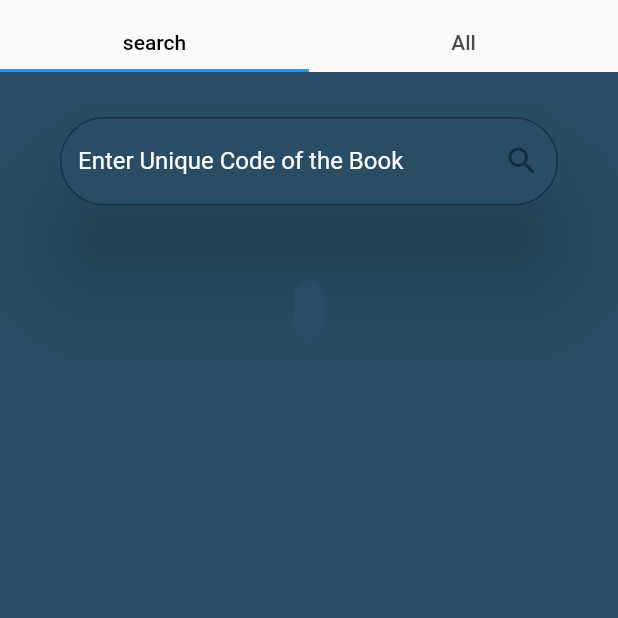
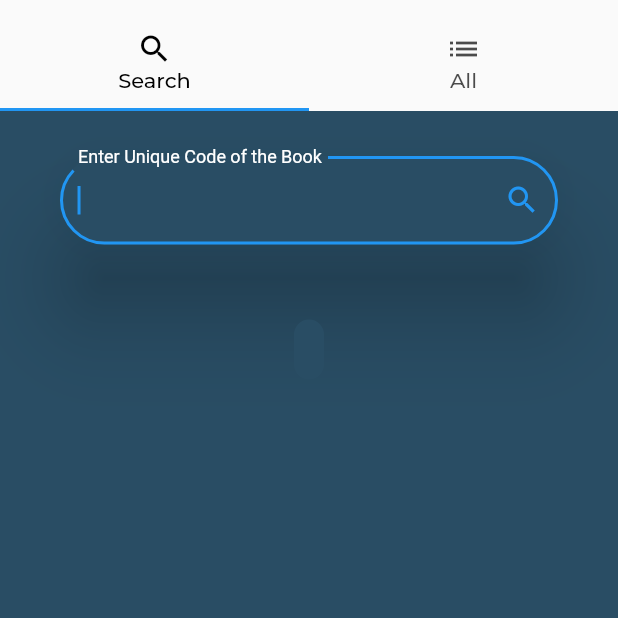
Before and after one commit to Im-gkira/library_management_system, a Flutter app: the IssuedBooks screen opened by its route, on a phone screen of 412 x 824 dp, the top half of it. Run offline on Flutter 3.47's test engine with Material 2 defaults, Android fonts, the phone set to English and light mode, and no system bars; our stand-ins replace auto_size_text, bottom_navy_bar, cloud_firestore, firebase_auth, firebase_core, google_fonts; missing offline and left inert: drawing_animation; accounts and stored records are empty; Roboto replaces fonts that are missing (Poppins).

Commit message:
Complete issued book screen

```diff
--- a/lib/Screens/issued_books_screen.dart
+++ b/lib/Screens/issued_books_screen.dart
@@ -1,5 +1,8 @@
+import 'package:auto_size_text/auto_size_text.dart';
+import 'package:flutter/cupertino.dart';
 import 'package:flutter/material.dart';
 import 'package:cloud_firestore/cloud_firestore.dart';
+import 'package:flutter/rendering.dart';
 import 'package:google_fonts/google_fonts.dart';
 import 'package:library_management_system/components/issued_book_widget.dart';
 import 'package:flutter/services.dart';
@@ -43,18 +46,24 @@ class _IssuedBooksState extends State<IssuedBooks> {
   // This function display the issued book whose unique code is entered if such book exists.
   // The function adds the book widget to the list after it is emptied.
   void viewEnteredBook() async {
-    try{
-      var bookData = await _firestore.collection('issued books').doc(enteredCode).get();
-      if(bookData.data() == null){
+    try {
+      var bookData =
+          await _firestore.collection('issued books').doc(enteredCode).get();
+      if (bookData.data() == null) {
         print('Book Not Found');
-      }
-      else{
+      } else {
         setState(() {
           issuedBookWidgetList = [];
-          issuedBookWidgetList.add(IssuedBookWidget(issuedBookContent: bookData,viewIssuedBooks: viewEnteredBook,),);
+          issuedBookWidgetList.add(Column(
+            children: [
+              IssuedBookWidget(
+                  issuedBookContent: bookData,
+                  viewIssuedBooks: viewEnteredBook),
+            ],
+          ));
         });
       }
-    }catch(e){
+    } catch (e) {
       print(e);
     }
   }
@@ -64,7 +73,6 @@ class _IssuedBooksState extends State<IssuedBooks> {
 
   @override
   void initState() {
-    SystemChrome.setEnabledSystemUIOverlays([SystemUiOverlay.bottom]);
     super.initState();
     _pageController = PageController();
   }
@@ -77,15 +85,30 @@ class _IssuedBooksState extends State<IssuedBooks> {
 
   @override
   Widget build(BuildContext context) {
+    SystemChannels.textInput.invokeMethod('TextInput.hide');
+    SystemChrome.setEnabledSystemUIOverlays([SystemUiOverlay.bottom]);
     return DefaultTabController(
       length: 2,
       child: Scaffold(
+          resizeToAvoidBottomInset: false,
           appBar: TabBar(
             labelPadding: EdgeInsets.only(top: 10.0),
+            labelStyle: GoogleFonts.montserrat(
+                textStyle: TextStyle(
+              fontSize: 14.0,
+              fontWeight: FontWeight.w500,
+            )),
             labelColor: Colors.black,
             tabs: [
-              Tab(text: 'search'),
-              Tab(text: 'All'),
+              Tab(
+                icon: Icon(Icons.search),
+                text: 'Search',
+                iconMargin: EdgeInsets.all(0.0),
+              ),
+              Tab(
+                  icon: Icon(Icons.list),
+                  text: 'All',
+                  iconMargin: EdgeInsets.all(0.0)),
             ],
           ),
           body: TabBarView(
@@ -102,13 +125,16 @@ class _IssuedBooksState extends State<IssuedBooks> {
                 child: Column(
                   children: [
                     Card(
-                      shape: RoundedRectangleBorder(borderRadius: BorderRadius.circular(35.0)),
-                      margin:
-                          EdgeInsets.symmetric(horizontal: 40.0, vertical: 30.0),
+                      shape: RoundedRectangleBorder(
+                          borderRadius: BorderRadius.circular(35.0)),
+                      margin: EdgeInsets.symmetric(
+                          horizontal: 40.0, vertical: 30.0),
                       elevation: 26.0,
                       shadowColor: Colors.black,
                       color: Color(0Xff294D64),
                       child: TextFormField(
+                        autofocus: true,
+                        keyboardAppearance: Brightness.dark,
                         onChanged: (value) {
                           enteredCode = value;
                         },
@@ -119,36 +145,39 @@ class _IssuedBooksState extends State<IssuedBooks> {
                             return null;
                           }
                         },
-
                         keyboardType: TextInputType.number,
                         style: new TextStyle(
                           fontFamily: "Poppins",
                           color: Colors.white,
                         ),
                         decoration: InputDecoration(
-                          suffixIcon: IconButton(icon: Icon(Icons.search),onPressed: viewEnteredBook),
+                          suffixIcon: IconButton(
+                              icon: Icon(Icons.search),
+                              onPressed: viewEnteredBook),
                           labelText: "Enter Unique Code of the Book",
                           labelStyle: TextStyle(
                             color: Colors.white,
                           ),
                           fillColor: Colors.white,
                           border: OutlineInputBorder(
-                            borderRadius:  BorderRadius.circular(35.0),
+                            borderRadius: BorderRadius.circular(35.0),
                             borderSide: BorderSide(),
                           ),
                         ),
                       ),
                     ),
                     Card(
-                      shape: RoundedRectangleBorder(borderRadius: BorderRadius.circular(35.0)),
-                      margin:
-                      EdgeInsets.symmetric(horizontal: 40.0, vertical: 20.0),
-                      elevation: issuedBookWidgetList.length==0?0:26.0,
+                      shape: RoundedRectangleBorder(
+                          borderRadius: BorderRadius.circular(35.0)),
+                      margin: EdgeInsets.symmetric(
+                          horizontal: 40.0, vertical: 20.0),
+                      elevation: issuedBookWidgetList.length == 0 ? 0 : 26.0,
                       shadowColor: Colors.black,
                       color: Color(0Xff294D64),
                       child: SingleChildScrollView(
                         child: Padding(
-                          padding: const EdgeInsets.symmetric(vertical: 20.0,horizontal: 10.0),
+                          padding: const EdgeInsets.symmetric(
+                              vertical: 20.0, horizontal: 10.0),
                           child: DefaultTextStyle(
                             style: GoogleFonts.montserrat(
                                 textStyle: TextStyle(
@@ -156,13 +185,13 @@ class _IssuedBooksState extends State<IssuedBooks> {
                               fontSize: 16.0,
                               fontWeight: FontWeight.normal,
                               letterSpacing: 1.6,
-                              )
-                            ),
+                            )),
                             child: Builder(
-                            builder: (context){
+                              builder: (context) {
                                 return Column(
                                   children: issuedBookWidgetList,
-                              );},
+                                );
+                              },
                             ),
                           ),
                         ),
@@ -170,16 +199,109 @@ class _IssuedBooksState extends State<IssuedBooks> {
                     ),
                   ],
                 ),
-
               ),
               Container(
                 child: Column(
                   crossAxisAlignment: CrossAxisAlignment.stretch,
-                  mainAxisAlignment: MainAxisAlignment.center,
+                  mainAxisAlignment: MainAxisAlignment.end,
                   children: [
-                    FlatButton(
-                      child: Text('View Issued Books'),
+                    Container(
+                        child: Center(
+                      child: Text(
+                        'To view Please Press the Button',
+                        style: GoogleFonts.montserrat(
+                          fontSize: 19.0,
+                          fontWeight: FontWeight.w900,
+                        ),
+                      ),
+                    )),
+                    Card(
+                      shape: RoundedRectangleBorder(
+                          borderRadius: BorderRadius.circular(35.0)),
+                      margin: EdgeInsets.symmetric(
+                          horizontal: 40.0, vertical: 20.0),
+                      elevation: issuedBookWidgetList.length == 0 ? 0 : 26.0,
+                      shadowColor: Colors.black,
+                      color: Color(0Xff294D64),
+                      child: SingleChildScrollView(
+                        child: Padding(
+                          padding: const EdgeInsets.symmetric(
+                              vertical: 30.0, horizontal: 10.0),
+                          child: DefaultTextStyle(
+                            style: GoogleFonts.montserrat(
+                                textStyle: TextStyle(
+                              color: Colors.white,
+                              fontSize: 16.0,
+                              fontWeight: FontWeight.normal,
+                              letterSpacing: 1.6,
+                            )),
+                            child: Builder(
+                              builder: (context) {
+                                return SizedBox(
+                                  height: 400.0,
+                                  child: SingleChildScrollView(
+                                    scrollDirection: Axis.vertical,
+                                    child: Column(
+                                        children: List.generate(
+                                            issuedBookWidgetList.length,
+                                            (index) {
+                                      return Column(children: [
+                                        issuedBookWidgetList[index],
+                                        SizedBox(
+                                          height: 15.0,
+                                        ),
+                                        Text("****"),
+                                        SizedBox(
+                                          height: 15.0,
+                                        )
+                                      ]);
+                                    })),
+                                  ),
+                                );
+                              },
+                            ),
+                          ),
+                        ),
+                      ),
+                    ),
+                    Card(
+                      child: Padding(
+                        padding: const EdgeInsets.symmetric(
+                            horizontal: 50.0, vertical: 50.0),
+                        child: Container(
+                          decoration: BoxDecoration(
+                            gradient: LinearGradient(
+                                begin: Alignment.centerRight,
+                                end: Alignment.bottomLeft,
+                                colors: [
+                                  Color(0XaaDD4040),
+                                  Color(0XaaDD4040),
+                                ]),
+                            borderRadius: BorderRadius.circular(10.0),
+                            color: Colors.white,
+                            boxShadow: [
+                              BoxShadow(
+                                color: Colors.black,
+                                blurRadius: 2.0,
+                                spreadRadius: 0.0,
+                                offset: Offset(
+                                    2.0, 2.0), // shadow direction: bottom right
+                              )
+                            ],
+                          ),
+                          child: FlatButton(
+                            child: AutoSizeText('Check All Issued Books',
+                                maxLines: 1,
+                                style: GoogleFonts.montserrat(
+                                  fontSize: 18.0,
+                                  fontWeight: FontWeight.w800,
+                                  letterSpacing: 1.6,
+                                  color: Colors.white,
+                                )),
                             onPressed: viewIssuedBooks,
+                          ),
+                        ),
+                      ),
                     ),
                   ],
                 ),
```
Lines whose indentation alone changed are shown as unchanged.
